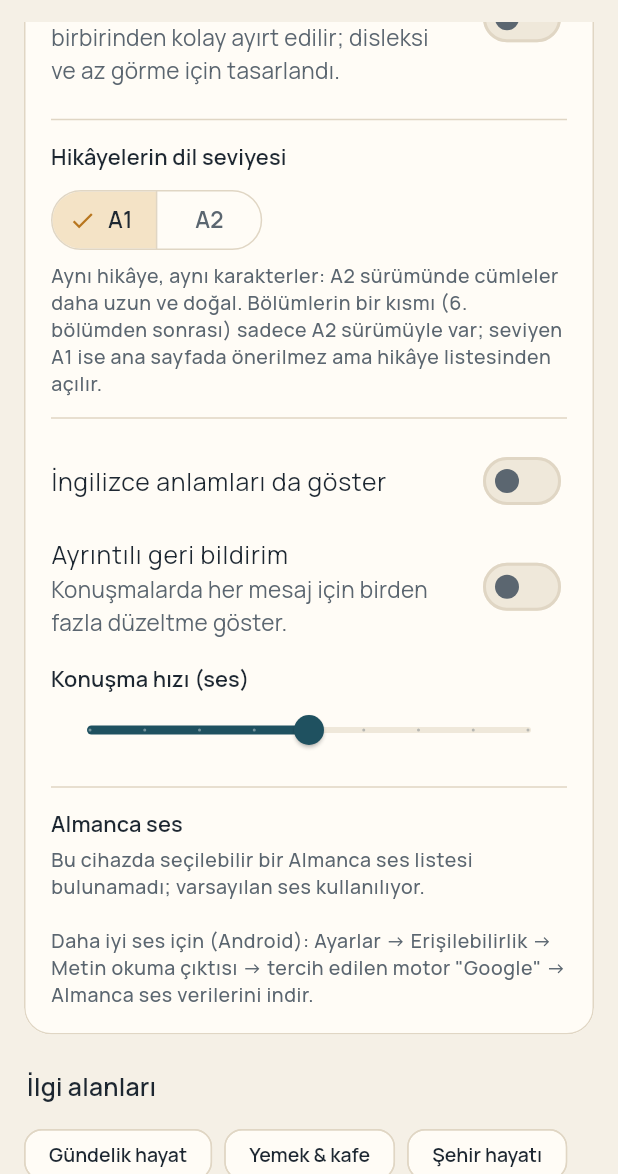
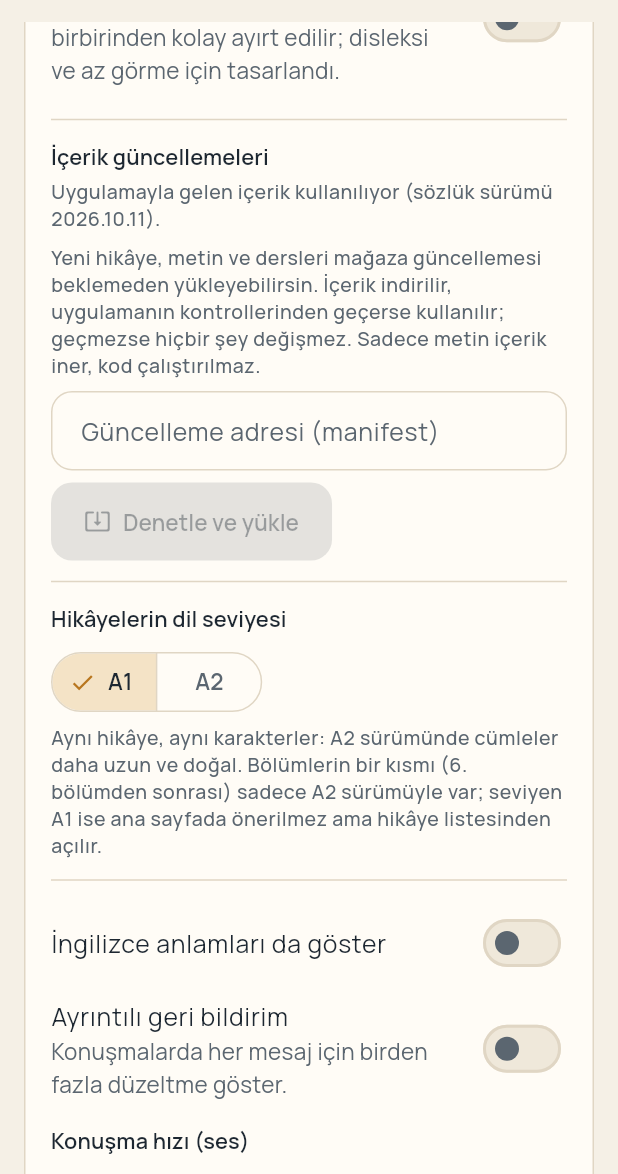
Before and after one commit to Yusufozdemir3/Deutschap, a Flutter app: the SettingsScreen screen opened by its route, scrolled down 576 dp, on a phone screen of 412 x 824 dp, the part 62-1236 px from its top. Run offline on Flutter 3.47's test engine with Material 3 defaults, Android fonts, the phone set to English and light mode, and no system bars; our stand-ins replace flutter_riverpod, flutter_tts, go_router, qr_flutter, sqflite, sqflite_common_ffi and 1 more; accounts and stored records are empty.

Commit message:
Content updates without a store release: HTTPS manifest, download, parse and validate before storing, fallback to bundled content; settings card and docs

````diff
--- a/lib/content/content_bundle.dart
+++ b/lib/content/content_bundle.dart
@@ -187,10 +187,9 @@ class ContentBundle {
     );
   }
 
-  static Future<ContentBundle> load(AssetBundle assets) async {
-    final sources = <String, String>{
-      for (final f in files) f: await assets.loadString('assets/content/$f'),
-    };
-    return ContentBundle.fromSources(sources);
-  }
+  static Future<Map<String, String>> loadSources(AssetBundle assets) async => {
+        for (final f in files) f: await assets.loadString('assets/content/$f'),
+      };
+
+  static Future<ContentBundle> load(AssetBundle assets) async => ContentBundle.fromSources(await loadSources(assets));
 }
--- /dev/null
+++ b/lib/content/content_updates.dart
@@ -0,0 +1,106 @@
+import 'dart:convert';
+
+import 'package:http/http.dart' as http;
+
+import '../core/db/kv_store.dart';
+import 'content_bundle.dart';
+import 'content_validator.dart';
+import 'json_utils.dart';
+
+/// Content files downloaded from an update source, kept in the database and
+/// used instead of the bundled files of the same name. Only data travels
+/// this way (JSON in the existing schema); nothing is executed.
+class ContentOverrides {
+  const ContentOverrides({required this.version, required this.files, this.source, this.notesTr});
+  final String version;
+  final Map<String, String> files;
+  final String? source;
+  final String? notesTr;
+
+  static const _key = 'content_overrides';
+
+  static Future<ContentOverrides?> load(KvStore kv) async {
+    final j = await kv.getJson(_key);
+    final files = (j['files'] as Map?)?.cast<String, String>();
+    if (files == null || files.isEmpty) return null;
+    return ContentOverrides(version: j['version'] as String? ?? '?', files: files, source: j['source'] as String?, notesTr: j['notes_tr'] as String?);
+  }
+
+  Future<void> save(KvStore kv) => kv.setJson(_key, {'version': version, 'files': files, 'source': source, 'notes_tr': notesTr});
+
+  static Future<void> clear(KvStore kv) => kv.set(_key, '{}');
+}
+
+/// Why an update was not installed.
+class ContentUpdateException implements Exception {
+  ContentUpdateException(this.messageTr);
+  final String messageTr;
+  @override
+  String toString() => messageTr;
+}
+
+/// Downloads a content update described by a manifest:
+///
+/// ```json
+/// {"format": 1, "version": "2026.11.1", "notes_tr": "…",
+///  "files": {"stories.json": "https://…/stories.json"}}
+/// ```
+///
+/// Every file must be one of [ContentBundle.files]. The merged content must
+/// parse and pass [ContentValidator] before anything is stored, so a broken
+/// update can never replace working content.
+class ContentUpdater {
+  ContentUpdater({http.Client? client}) : _client = client ?? http.Client();
+  final http.Client _client;
+
+  static const maxFileBytes = 5 * 1024 * 1024;
+
+  static bool allowedUrl(Uri u) =>
+      u.scheme == 'https' || (u.scheme == 'http' && (u.host == 'localhost' || u.host == '127.0.0.1' || u.host.endsWith('.localhost')));
+
+  Future<String> _get(Uri u) async {
+    if (!allowedUrl(u)) throw ContentUpdateException('Sadece https adresleri kabul edilir: $u');
+    final r = await _client.get(u).timeout(const Duration(seconds: 30));
+    if (r.statusCode != 200) throw ContentUpdateException('İndirilemedi (${r.statusCode}): $u');
+    if (r.bodyBytes.length > maxFileBytes) throw ContentUpdateException('Dosya çok büyük: $u');
+    return utf8.decode(r.bodyBytes);
+  }
+
+  /// Fetches and checks an update. Returns the overrides to store; does
+  /// not store them.
+  Future<ContentOverrides> fetch(String manifestUrl, {required Map<String, String> bundled}) async {
+    final base = Uri.tryParse(manifestUrl.trim());
+    if (base == null || !base.hasScheme) throw ContentUpdateException('Geçersiz adres.');
+    final Map<String, dynamic> manifest;
+    try {
+      manifest = (jsonDecode(await _get(base)) as Map).cast<String, dynamic>();
+    } on FormatException {
+      throw ContentUpdateException('Güncelleme bilgisi (manifest) okunamadı.');
+    }
+    if (manifest['format'] != 1) throw ContentUpdateException('Bu güncelleme biçimi bu uygulama sürümünde desteklenmiyor.');
+    final files = (manifest['files'] as Map?)?.cast<String, dynamic>() ?? const {};
+    if (files.isEmpty) throw ContentUpdateException('Güncellemede dosya yok.');
+    final downloaded = <String, String>{};
+    for (final e in files.entries) {
+      if (!ContentBundle.files.contains(e.key)) throw ContentUpdateException('Bilinmeyen içerik dosyası: ${e.key}');
+      downloaded[e.key] = await _get(base.resolve(e.value as String));
+    }
+    final merged = {...bundled, ...downloaded};
+    final ContentBundle bundle;
+    try {
+      bundle = ContentBundle.fromSources(merged);
+    } on ContentFormatException catch (e) {
+      throw ContentUpdateException('Güncellenen içerik okunamadı: ${e.message}');
+    }
+    final problems = ContentValidator(bundle, merged).validate();
+    if (problems.isNotEmpty) {
+      throw ContentUpdateException('Güncellenen içerik kontrolden geçemedi (${problems.length} sorun), örneğin: ${problems.first}');
+    }
+    return ContentOverrides(
+      version: manifest['version'] as String? ?? '?',
+      files: downloaded,
+      source: manifestUrl.trim(),
+      notesTr: manifest['notes_tr'] as String?,
+    );
+  }
+}
--- /dev/null
+++ b/lib/features/settings/presentation/content_update_card.dart
@@ -0,0 +1,99 @@
+import 'package:flutter/material.dart';
+import 'package:flutter_riverpod/flutter_riverpod.dart';
+
+import '../../../app/providers.dart';
+import '../../../app/theme/app_theme.dart';
+import '../../../content/content_updates.dart';
+import '../../../ui/widgets.dart';
+
+/// Install new stories, texts and lessons from an update source without a
+/// store update. The source is a manifest URL (see docs/CONTENT_UPDATES.md).
+class ContentUpdateCard extends ConsumerStatefulWidget {
+  const ContentUpdateCard({super.key});
+  @override
+  ConsumerState<ContentUpdateCard> createState() => _ContentUpdateCardState();
+}
+
+class _ContentUpdateCardState extends ConsumerState<ContentUpdateCard> {
+  final _url = TextEditingController();
+  bool _busy = false;
+  String? _error;
+
+  @override
+  void initState() {
+    super.initState();
+    _url.text = ref.read(bootstrapProvider).valueOrNull?.overrides?.source ?? '';
+  }
+
+  @override
+  void dispose() {
+    _url.dispose();
+    super.dispose();
+  }
+
+  Future<void> _check() async {
+    final services = ref.read(bootstrapProvider).requireValue;
+    setState(() {
+      _busy = true;
+      _error = null;
+    });
+    try {
+      final update = await ContentUpdater().fetch(_url.text, bundled: services.bundledSources);
+      await update.save(ref.read(kvStoreProvider));
+      if (!mounted) return;
+      showToast(context, 'İçerik güncellendi (${update.version}). Uygulama yeniden yükleniyor…');
+      ref.invalidate(bootstrapProvider);
+    } on ContentUpdateException catch (e) {
+      if (mounted) setState(() => _error = e.messageTr);
+    } catch (e) {
+      if (mounted) setState(() => _error = 'Bağlantı kurulamadı. İnternet bağlantını ve adresi kontrol et.');
+    } finally {
+      if (mounted) setState(() => _busy = false);
+    }
+  }
+
+  Future<void> _revert() async {
+    await ContentOverrides.clear(ref.read(kvStoreProvider));
+    ref.invalidate(bootstrapProvider);
+  }
+
+  @override
+  Widget build(BuildContext context) {
+    final services = ref.watch(bootstrapProvider).valueOrNull;
+    final overrides = services?.overrides;
+    final p = context.palette;
+    return Column(crossAxisAlignment: CrossAxisAlignment.stretch, children: [
+      Text('İçerik güncellemeleri', style: context.text.titleSmall),
+      const SizedBox(height: 4),
+      Text(
+        overrides == null
+            ? 'Uygulamayla gelen içerik kullanılıyor (sözlük sürümü ${services?.content.version ?? '?'}).'
+            : 'Güncellenmiş içerik kullanılıyor: ${overrides.version} · ${overrides.files.length} dosya${overrides.notesTr == null ? '' : '\n${overrides.notesTr}'}',
+        style: context.text.bodySmall,
+      ),
+      const SizedBox(height: 8),
+      Text('Yeni hikâye, metin ve dersleri mağaza güncellemesi beklemeden yükleyebilirsin. İçerik indirilir, uygulamanın kontrollerinden '
+          'geçerse kullanılır; geçmezse hiçbir şey değişmez. Sadece metin içerik iner, kod çalıştırılmaz.', style: context.text.bodySmall!.copyWith(color: p.inkMuted)),
+      const SizedBox(height: 8),
+      TextField(
+        controller: _url,
+        keyboardType: TextInputType.url,
+        decoration: const InputDecoration(labelText: 'Güncelleme adresi (manifest)', hintText: 'https://…/deutschap/manifest.json'),
+        onChanged: (_) => setState(() {}),
+      ),
+      if (_error != null) ...[
+        const SizedBox(height: 8),
+        FeedbackPanel(positive: false, title: 'Güncelleme yüklenmedi', body: _error),
+      ],
+      const SizedBox(height: 8),
+      Wrap(spacing: 8, runSpacing: 8, children: [
+        FilledButton.icon(
+          onPressed: _busy || _url.text.trim().isEmpty ? null : _check,
+          icon: _busy ? const SizedBox(width: 16, height: 16, child: CircularProgressIndicator(strokeWidth: 2)) : const Icon(Icons.system_update_alt_rounded),
+          label: const Text('Denetle ve yükle'),
+        ),
+        if (overrides != null) OutlinedButton(onPressed: _revert, child: const Text('Uygulamayla gelen içeriğe dön')),
+      ]),
+    ]);
+  }
+}
--- a/lib/features/settings/presentation/settings_screen.dart
+++ b/lib/features/settings/presentation/settings_screen.dart
@@ -6,6 +6,7 @@ import 'package:go_router/go_router.dart';
 import '../../../app/providers.dart';
 import '../../../app/theme/app_theme.dart';
 import '../../../ui/widgets.dart';
+import 'content_update_card.dart';
 import '../../profile/domain/learner_profile.dart';
 import 'voice_picker.dart';
 
@@ -102,6 +103,8 @@ class SettingsScreen extends ConsumerWidget {
                     value: profile.readableFont,
                     onChanged: (v) => notifier.edit((p) => p.copyWith(readableFont: v)),
                   ),
+                  const Divider(height: 28),
+                  const ContentUpdateCard(),
                   const Divider(height: 28),
                   Text('Hikâyelerin dil seviyesi', style: context.text.titleSmall),
                   const SizedBox(height: 8),
--- a/pubspec.yaml
+++ b/pubspec.yaml
@@ -13,6 +13,7 @@ dependencies:
   flutter_riverpod: ^2.6.1
   flutter_tts: ^4.2.5
   go_router: ^17.5.0
+  http: ^1.6.0
   path: ^1.9.1
   path_provider: ^2.1.6
   qr_flutter: ^4.1.0
````
Also changed, not shown: lib/app/providers.dart (+27 -5 lines), pubspec.lock, 2 other files.
